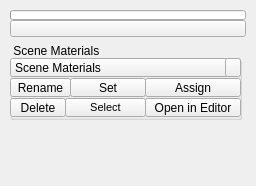
Above: ui/1_base_menus/2_sub_menus/3_main_menus/materials.ui from m3trik/Scripts_portable before the change. Below: the same form after it.
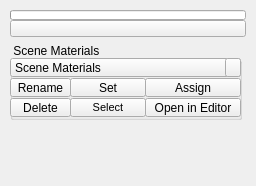
That is the form after the change. Custom widgets are drawn as their Qt base class.

```diff
--- a/ui/1_base_menus/2_sub_menus/3_main_menus/materials.ui
+++ b/ui/1_base_menus/2_sub_menus/3_main_menus/materials.ui
@@ -152,9 +152,9 @@
         </property>
         <property name="geometry">
          <rect>
-          <x>55</x>
+          <x>60</x>
           <y>55</y>
-          <width>81</width>
+          <width>76</width>
           <height>19</height>
          </rect>
         </property>
@@ -191,7 +191,7 @@
          <rect>
           <x>0</x>
           <y>55</y>
-          <width>56</width>
+          <width>61</width>
           <height>19</height>
          </rect>
         </property>
```
